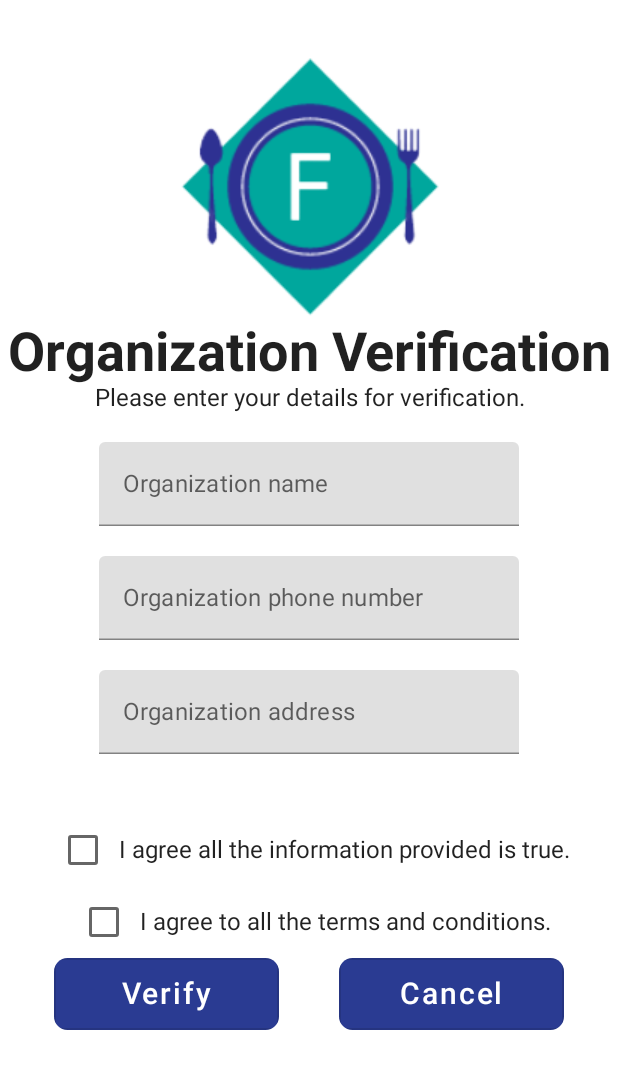
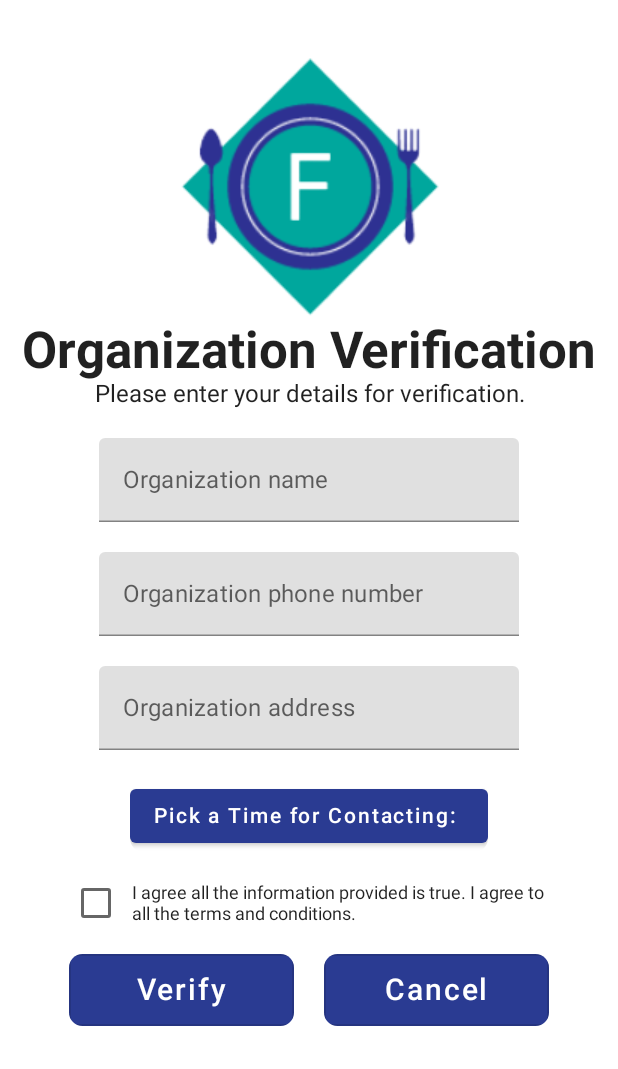
Before and after one commit to annehu2/Foodemption, an Android app built with Jetpack Compose: the VerificationFormActivity screen opened directly, with no data from a screen before it, on a phone screen of 412 x 824 dp. Shown: the top 1069 px of the screen. Run offline under Robolectric (Android 15) with nearby library versions, the light colour scheme and no system bars.

Commit message:
adding clock time picker

```diff
--- a/client/app/src/main/java/com/example/foodemption/VerificationFormActivity.kt
+++ b/client/app/src/main/java/com/example/foodemption/VerificationFormActivity.kt
@@ -1,17 +1,15 @@
 package com.example.foodemption
 
+import android.app.TimePickerDialog
 import android.content.Context
 import android.content.Intent
 import android.os.Bundle
 import androidx.activity.ComponentActivity
 import androidx.activity.compose.setContent
-import androidx.compose.foundation.Image
-import androidx.compose.foundation.ScrollState
+import androidx.compose.foundation.*
 import androidx.compose.foundation.layout.*
-import androidx.compose.foundation.rememberScrollState
 import androidx.compose.foundation.shape.RoundedCornerShape
 import androidx.compose.foundation.text.KeyboardOptions
-import androidx.compose.foundation.verticalScroll
 import androidx.compose.material.*
 import androidx.compose.runtime.Composable
 import androidx.compose.runtime.mutableStateOf
@@ -32,6 +30,7 @@ import com.example.foodemption.home.DonorHome
 import com.example.foodemption.home.HomeListings
 import com.example.foodemption.home.Title
 import com.example.foodemption.ui.theme.FoodemptionTheme
+import java.util.*
 
 class VerificationFormActivity : ComponentActivity() {
     override fun onCreate(savedInstanceState: Bundle?) {
@@ -50,7 +49,6 @@ class VerificationFormActivity : ComponentActivity() {
     }
 }
 
-@OptIn(ExperimentalMaterialApi::class)
 @Composable
 fun VerificationForm(context: Context) {
 //    var scrollableState: ScrollState = rememberScrollState()
@@ -72,7 +70,7 @@ fun VerificationForm(context: Context) {
         )
         Text(
             "Organization Verification",
-            fontSize = 36.sp,
+            fontSize = 34.sp,
             fontWeight = FontWeight.Bold,
             textAlign = TextAlign.Center
         )
@@ -111,29 +109,51 @@ fun VerificationForm(context: Context) {
 
         Box(modifier = Modifier.padding(top = 20.dp))
 
-        // add drop down menu here to choose time
+        val calendar = Calendar.getInstance()
+        val hour = calendar[Calendar.HOUR_OF_DAY]
+        val minute = calendar[Calendar.MINUTE]
+        val time = remember { mutableStateOf("") }
+        val timePickerDialog = TimePickerDialog(
+            context,
+            {_, hour : Int, minute: Int ->
+                if (minute < 10) {
+                    time.value = "$hour:0$minute"
+                }
+                else {
+                    time.value = "$hour:$minute"
+                }
+            }, hour, minute, false
+        )
 
-        Box(modifier = Modifier.padding(top = 20.dp))
+        Button(onClick = { timePickerDialog.show() },
+                colors = ButtonDefaults.textButtonColors(backgroundColor = Color(0xFF2A3B92)),
+            modifier = Modifier
+                .clip(
+                    RoundedCornerShape(
+                        topStart = 9.dp,
+                        topEnd = 9.dp,
+                        bottomStart = 9.dp,
+                        bottomEnd = 9.dp
+                    ))) {
+            Text(text = "Pick a Time for Contacting: ${time.value}", color = Color.White)
+        }
 
-        Row(verticalAlignment = Alignment.CenterVertically) {
+//        Text(text = "Selected Time For Contacting: ${time.value}", fontSize = 16.sp)
+
+        Box(modifier = Modifier.padding(top = 10.dp))
+
+        Row(verticalAlignment = Alignment.CenterVertically,
+            modifier = Modifier.padding(start = 40.dp, end = 40.dp)) {
             val checkedState = remember { mutableStateOf(false) }
             Checkbox(
                 checked = checkedState.value,
                 onCheckedChange = { checkedState.value = it }
             )
 
-            Text(text = "I agree all the information provided is true.")
+            Text(text = "I agree all the information provided is true. I agree to all the terms and conditions.", fontSize = 12.sp)
         }
 
-        Row(verticalAlignment = Alignment.CenterVertically) {
-            val checkedState = remember { mutableStateOf(false) }
-            Checkbox(
-                checked = checkedState.value,
-                onCheckedChange = { checkedState.value = it }
-            )
-
-            Text(text = "I agree to all the terms and conditions.")
-        }
+        Box(modifier = Modifier.padding(top = 10.dp))
 
         Row() {
             OutlinedButton(
@@ -155,7 +175,7 @@ fun VerificationForm(context: Context) {
                 Text("Verify", color = Color.White, fontSize = 20.sp)
             }
 
-            Spacer(modifier = Modifier.padding(20.dp))
+            Spacer(modifier = Modifier.padding(10.dp))
 
             OutlinedButton(
                 onClick = { val intent = Intent(context, MainActivity::class.java)
```
